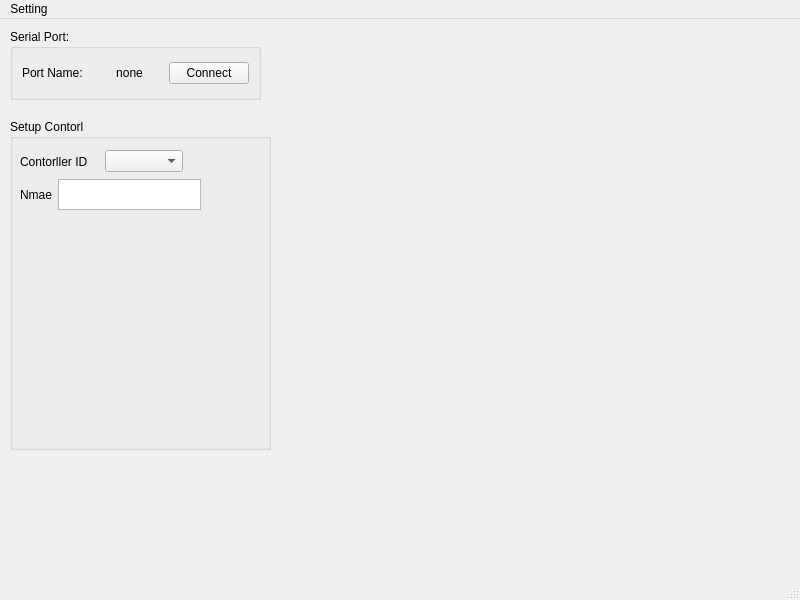
The window that mainwindow.ui (maruta01/NanoPiezoActuator) describes before a commit, drawn with Qt 5.
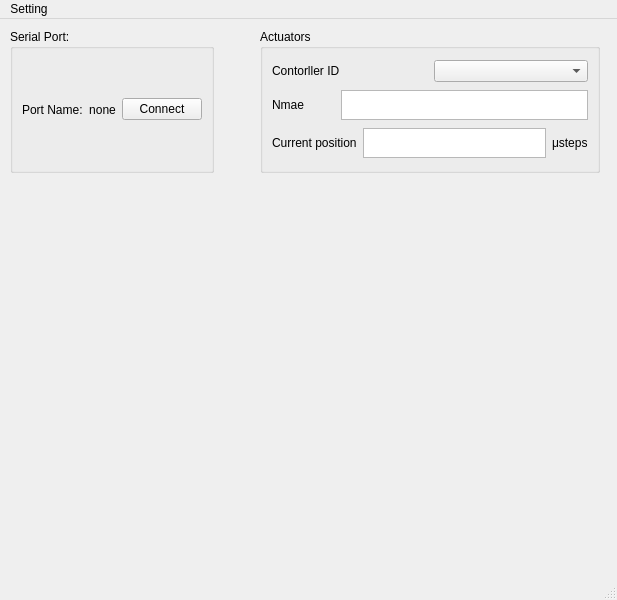
The same window after the commit.

Commit message: get actuator info show in UI

What changed in the file:
```diff
--- a/mainwindow.ui
+++ b/mainwindow.ui
@@ -6,7 +6,7 @@
    <rect>
     <x>0</x>
     <y>0</y>
-    <width>800</width>
+    <width>617</width>
     <height>600</height>
    </rect>
   </property>
@@ -14,15 +14,18 @@
    <string>MainWindow</string>
   </property>
   <widget class="QWidget" name="centralwidget">
-   <widget class="QGroupBox" name="groupBox">
+   <widget class="QWidget" name="">
     <property name="geometry">
      <rect>
       <x>10</x>
       <y>10</y>
-      <width>251</width>
-      <height>71</height>
+      <width>590</width>
+      <height>144</height>
      </rect>
     </property>
+    <layout class="QHBoxLayout" name="horizontalLayout_3">
+     <item>
+      <widget class="QGroupBox" name="groupBox">
     <property name="title">
      <string>Serial Port:</string>
     </property>
@@ -53,28 +56,109 @@
      </item>
     </layout>
    </widget>
+     </item>
+     <item>
+      <spacer name="horizontalSpacer_2">
+       <property name="orientation">
+        <enum>Qt::Horizontal</enum>
+       </property>
+       <property name="sizeType">
+        <enum>QSizePolicy::MinimumExpanding</enum>
+       </property>
+       <property name="sizeHint" stdset="0">
+        <size>
+         <width>40</width>
+         <height>20</height>
+        </size>
+       </property>
+      </spacer>
+     </item>
+     <item>
    <widget class="QGroupBox" name="contorl_groupBox">
-    <property name="geometry">
-     <rect>
-      <x>10</x>
-      <y>100</y>
-      <width>261</width>
-      <height>331</height>
-     </rect>
-    </property>
     <property name="title">
-     <string>Setup Contorl</string>
-    </property>
-    <widget class="QWidget" name="">
-     <property name="geometry">
-      <rect>
-       <x>10</x>
-       <y>30</y>
-       <width>163</width>
-       <height>25</height>
-      </rect>
-     </property>
+        <string>Actuators</string>
+       </property>
+       <layout class="QGridLayout" name="gridLayout">
+        <item row="3" column="0">
+         <layout class="QHBoxLayout" name="horizontalLayout_5">
+          <item>
+           <widget class="QLabel" name="current_position_label">
+            <property name="text">
+             <string>Current position</string>
+            </property>
+           </widget>
+          </item>
+          <item>
+           <spacer name="horizontalSpacer_3">
+            <property name="orientation">
+             <enum>Qt::Horizontal</enum>
+            </property>
+            <property name="sizeHint" stdset="0">
+             <size>
+              <width>40</width>
+              <height>20</height>
+             </size>
+            </property>
+           </spacer>
+          </item>
+          <item>
+           <widget class="QTextBrowser" name="current_position_textBrowser">
+            <property name="maximumSize">
+             <size>
+              <width>16777215</width>
+              <height>30</height>
+             </size>
+            </property>
+           </widget>
+          </item>
+          <item>
+           <widget class="QLabel" name="usteps_label">
+            <property name="text">
+             <string>μsteps</string>
+            </property>
+           </widget>
+          </item>
+         </layout>
+        </item>
+        <item row="1" column="0">
+         <layout class="QHBoxLayout" name="horizontalLayout_4">
+          <item>
+           <widget class="QLabel" name="name_label">
+            <property name="text">
+             <string>Nmae</string>
+            </property>
+           </widget>
+          </item>
+          <item>
+           <spacer name="horizontalSpacer">
+            <property name="orientation">
+             <enum>Qt::Horizontal</enum>
+            </property>
+            <property name="sizeHint" stdset="0">
+             <size>
+              <width>40</width>
+              <height>20</height>
+             </size>
+            </property>
+           </spacer>
+          </item>
+          <item>
+           <widget class="QTextBrowser" name="name_textBrowser">
+            <property name="maximumSize">
+             <size>
+              <width>16777215</width>
+              <height>30</height>
+             </size>
+            </property>
+           </widget>
+          </item>
+         </layout>
+        </item>
+        <item row="0" column="0">
      <layout class="QHBoxLayout" name="horizontalLayout_2">
+          <property name="spacing">
+           <number>7</number>
+          </property>
       <item>
        <widget class="QLabel" name="contorl_id_label">
         <property name="text">
@@ -86,29 +170,11 @@
        <widget class="QComboBox" name="contorller_id_comboBox"/>
       </item>
      </layout>
-    </widget>
-    <widget class="QWidget" name="">
-     <property name="geometry">
-      <rect>
-       <x>10</x>
-       <y>60</y>
-       <width>181</width>
-       <height>31</height>
-      </rect>
-     </property>
-     <layout class="QHBoxLayout" name="horizontalLayout_4">
-      <item>
-       <widget class="QLabel" name="name_label">
-        <property name="text">
-         <string>Nmae</string>
-        </property>
-       </widget>
-      </item>
-      <item>
-       <widget class="QTextBrowser" name="name_textBrowser"/>
-      </item>
-     </layout>
-    </widget>
+        </item>
+       </layout>
+      </widget>
+     </item>
+    </layout>
    </widget>
   </widget>
   <widget class="QMenuBar" name="menubar">
@@ -116,7 +182,7 @@
     <rect>
      <x>0</x>
      <y>0</y>
-     <width>800</width>
+     <width>617</width>
      <height>20</height>
     </rect>
    </property>
```
Lines whose indentation alone changed are shown as unchanged. The commit also changes 6 other files.
